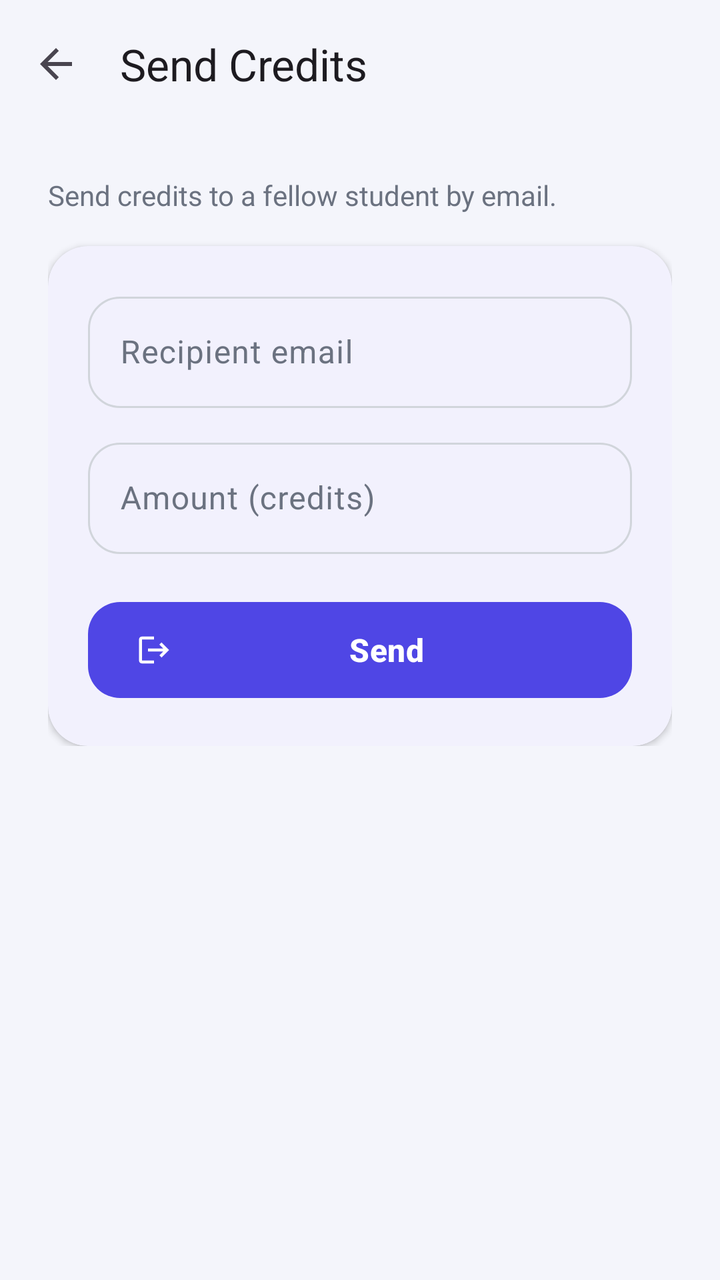
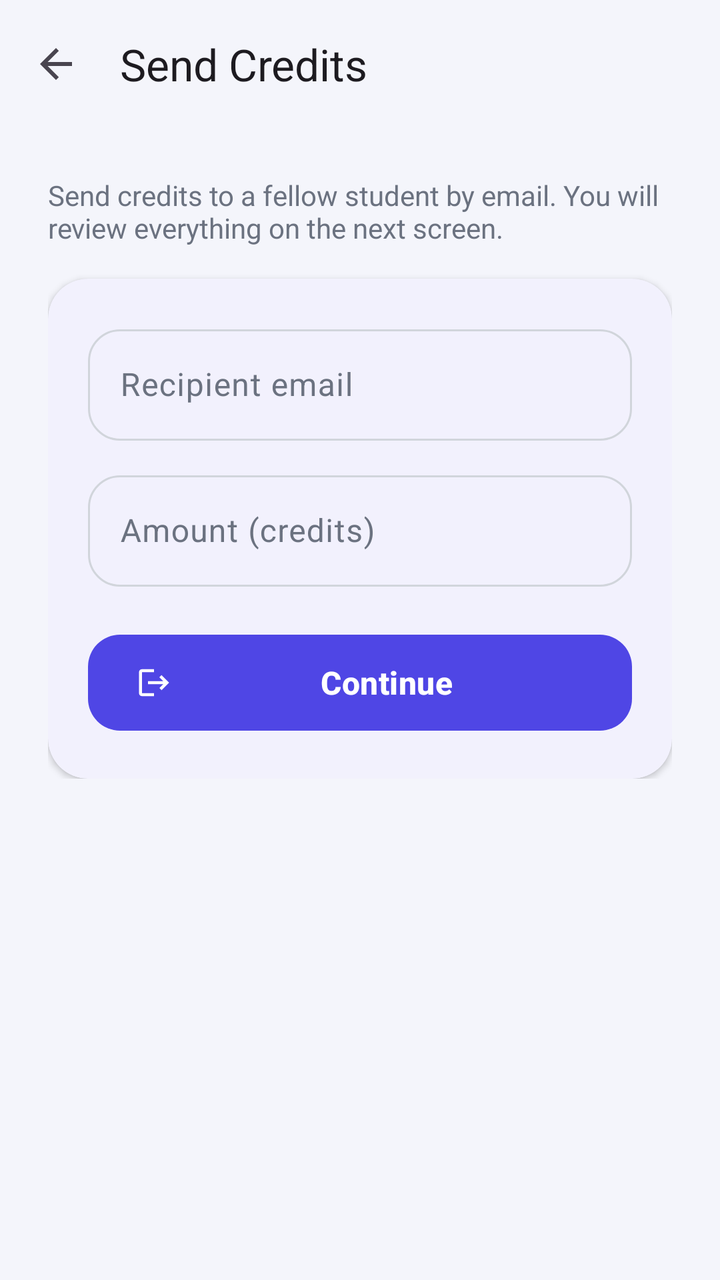

Compare the two renders of this Android layout. The source of the first and the diff that turns it into the second are given below.
<!-- AndroidManifest.xml: application theme Theme.CampusPay -->
<!-- res/layout/activity_send_money.xml -->
<?xml version="1.0" encoding="utf-8"?>
<ScrollView
    xmlns:android="http://schemas.android.com/apk/res/android"
    xmlns:app="http://schemas.android.com/apk/res-auto"
    android:layout_width="match_parent"
    android:layout_height="match_parent"
    android:background="@color/background_light"
    android:fillViewport="true">

    <LinearLayout
        android:layout_width="match_parent"
        android:layout_height="wrap_content"
        android:orientation="vertical">

        <com.google.android.material.appbar.MaterialToolbar
            android:id="@+id/toolbarSendMoney"
            android:layout_width="match_parent"
            android:layout_height="?attr/actionBarSize"
            app:navigationIcon="@drawable/ic_arrow_back"
            app:title="Send Credits" />

        <LinearLayout
            android:layout_width="match_parent"
            android:layout_height="wrap_content"
            android:orientation="vertical"
            android:padding="24dp">

            <TextView
                android:layout_width="wrap_content"
                android:layout_height="wrap_content"
                android:text="Send credits to a fellow student by email."
                android:textColor="@color/text_secondary"
                android:textSize="14sp" />

            <com.google.android.material.card.MaterialCardView
                style="@style/Widget.CampusPay.Card"
                android:layout_width="match_parent"
                android:layout_height="wrap_content"
                android:layout_marginTop="16dp">

                <LinearLayout
                    android:layout_width="match_parent"
                    android:layout_height="wrap_content"
                    android:orientation="vertical"
                    android:padding="20dp">

                    <com.google.android.material.textfield.TextInputLayout
                        android:id="@+id/tilRecipientEmail"
                        style="@style/Widget.CampusPay.InputLayout"
                        android:layout_width="match_parent"
                        android:layout_height="wrap_content"
                        android:hint="Recipient email">

                        <com.google.android.material.textfield.TextInputEditText
                            android:id="@+id/etRecipientEmail"
                            android:layout_width="match_parent"
                            android:layout_height="wrap_content"
                            android:inputType="textEmailAddress" />
                    </com.google.android.material.textfield.TextInputLayout>

                    <com.google.android.material.textfield.TextInputLayout
                        android:id="@+id/tilSendAmount"
                        style="@style/Widget.CampusPay.InputLayout"
                        android:layout_width="match_parent"
                        android:layout_height="wrap_content"
                        android:layout_marginTop="12dp"
                        android:hint="Amount (credits)">

                        <com.google.android.material.textfield.TextInputEditText
                            android:id="@+id/etSendAmount"
                            android:layout_width="match_parent"
                            android:layout_height="wrap_content"
                            android:inputType="number" />
                    </com.google.android.material.textfield.TextInputLayout>

                    <com.google.android.material.button.MaterialButton
                        android:id="@+id/btnSendCredits"
                        style="@style/Widget.CampusPay.Button"
                        android:layout_width="match_parent"
                        android:layout_height="wrap_content"
                        android:layout_marginTop="20dp"
                        android:text="Send"
                        app:icon="@drawable/ic_logout" />
                </LinearLayout>
            </com.google.android.material.card.MaterialCardView>
        </LinearLayout>
    </LinearLayout>
</ScrollView>
<!-- resources referenced by this layout -->
<resources>
  <color name="background_light">#F4F5FB</color>
  <color name="text_secondary">#6B7280</color>
  <!-- drawable ic_arrow_back (drawable) -->
  <vector xmlns:android="http://schemas.android.com/apk/res/android"
      android:width="24dp"
      android:height="24dp"
      android:viewportWidth="24"
      android:viewportHeight="24"
      android:autoMirrored="true"
      android:tint="?attr/colorControlNormal">
      <path
          android:fillColor="@android:color/white"
          android:pathData="M20,11H7.83l5.59,-5.59L12,4l-8,8 8,8 1.41,-1.41L7.83,13H20v-2z" />
  </vector>
  <!-- drawable ic_logout (drawable) -->
  <vector xmlns:android="http://schemas.android.com/apk/res/android"
      android:width="24dp"
      android:height="24dp"
      android:viewportWidth="24"
      android:viewportHeight="24">
      <path
          android:fillColor="@android:color/white"
          android:pathData="M17,7l-1.41,1.41L18.17,11H8v2h10.17l-2.58,2.58L17,17l5,-5zM4,5h8V3H4c-1.1,0 -2,0.9 -2,2v14c0,1.1 0.9,2 2,2h8v-2H4V5z" />
  </vector>
  <style name="Widget.CampusPay.Button" parent="Widget.Material3.Button">
          <item name="cornerRadius">16dp</item>
          <item name="android:minHeight">56dp</item>
          <item name="android:textSize">16sp</item>
          <item name="android:textStyle">bold</item>
          <item name="android:letterSpacing">0.01</item>
      </style>
  <style name="Widget.CampusPay.Card" parent="Widget.Material3.CardView.Elevated">
          <item name="cardCornerRadius">20dp</item>
          <item name="cardElevation">2dp</item>
          <item name="cardBackgroundColor">@color/surface_light</item>
      </style>
  <style name="Widget.CampusPay.InputLayout" parent="Widget.Material3.TextInputLayout.OutlinedBox">
          <item name="boxCornerRadiusTopStart">16dp</item>
          <item name="boxCornerRadiusTopEnd">16dp</item>
          <item name="boxCornerRadiusBottomStart">16dp</item>
          <item name="boxCornerRadiusBottomEnd">16dp</item>
          <item name="boxStrokeWidth">1dp</item>
          <item name="boxStrokeWidthFocused">2dp</item>
      </style>
  <style name="Theme.CampusPay" parent="Base.Theme.CampusPay" />
  <color name="surface_light">#FFFFFF</color>
  <color name="brand_primary">#4F46E5</color>
  <color name="white">#FFFFFFFF</color>
  <color name="brand_primary_container">#E0E7FF</color>
  <color name="brand_primary_dark">#3730A3</color>
  <color name="brand_secondary">#14B8A6</color>
  <color name="brand_secondary_container">#CCFBF1</color>
  <color name="brand_secondary_dark">#0F766E</color>
  <color name="text_primary">#12142B</color>
  <color name="outline_light">#D1D5DB</color>
  <color name="divider">#E5E7EB</color>
  <!-- unchanged entries left out for length: 1 -->
</resources>

<!-- the commit's change to res/layout/activity_send_money.xml (unified diff, before → after) -->
@@ -28,7 +28,7 @@
             <TextView
                 android:layout_width="wrap_content"
                 android:layout_height="wrap_content"
-                android:text="Send credits to a fellow student by email."
+                android:text="Send credits to a fellow student by email. You will review everything on the next screen."
                 android:textColor="@color/text_secondary"
                 android:textSize="14sp" />
 
@@ -79,7 +79,7 @@
                         android:layout_width="match_parent"
                         android:layout_height="wrap_content"
                         android:layout_marginTop="20dp"
-                        android:text="Send"
+                        android:text="Continue"
                         app:icon="@drawable/ic_logout" />
                 </LinearLayout>
             </com.google.android.material.card.MaterialCardView>
